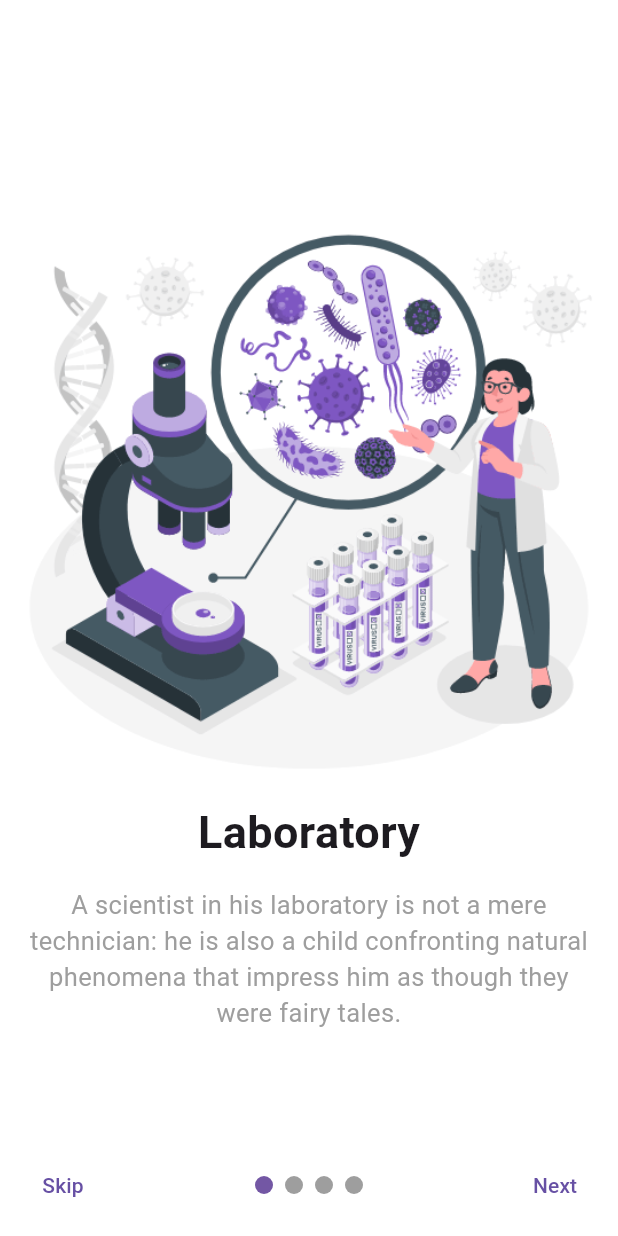
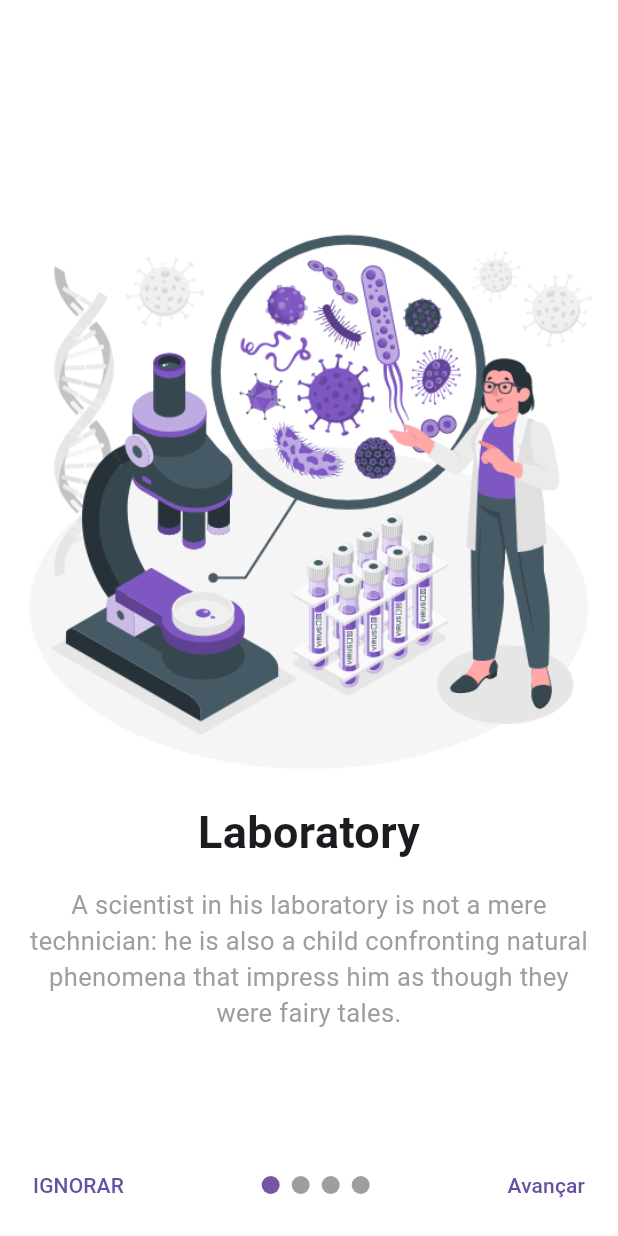
Before and after one commit to heldersantiago/pap-smart-bracelet-mobile, a Flutter app: the screen it shows after launch, on a phone screen of 412 x 824 dp. Run offline on Flutter 3.47's test engine with Material 3 defaults, Android fonts, the phone set to English and light mode, and no system bars; drawn by our look-alikes of smooth_page_indicator; our stand-ins replace shared_preferences.

Commit message:
feat: some

```diff
--- a/lib/views/screens/home_screen.dart
+++ b/lib/views/screens/home_screen.dart
@@ -1,6 +1,5 @@
 import 'package:flutter/cupertino.dart';
 import 'package:flutter/material.dart';
-import 'package:pap/views/screens/health_detail_screen.dart';
 import 'package:pap/views/screens/profile_screen.dart';
 import 'package:pap/views/widgets/color.dart';
 
@@ -30,7 +29,7 @@ class HomeScreen extends StatelessWidget {
   @override
   Widget build(BuildContext context) {
     return SingleChildScrollView(
-      padding: const EdgeInsets.only(top: 10),
+      padding: const EdgeInsets.only(top: 50),
       child: Column(
         crossAxisAlignment: CrossAxisAlignment.start,
         children: [
--- a/lib/views/screens/notifications_screen.dart
+++ b/lib/views/screens/notifications_screen.dart
@@ -21,7 +21,7 @@ class _NotificationScreenState extends State<NotificationScreen> {
   Widget build(BuildContext contiext) {
     return SingleChildScrollView(
         child: Padding(
-      padding: const EdgeInsets.only(top: 40),
+      padding: const EdgeInsets.only(top: 50),
       child: Column(
         crossAxisAlignment: CrossAxisAlignment.start,
         children: [
--- a/lib/views/screens/onboarding/onboarding_screen.dart
+++ b/lib/views/screens/onboarding/onboarding_screen.dart
@@ -1,7 +1,7 @@
 import 'package:flutter/material.dart';
 import 'package:pap/views/screens/onboarding/onboarding_items.dart';
+import 'package:pap/views/screens/welcome_screen.dart';
 import 'package:pap/views/widgets/color.dart';
-import 'package:pap/views/widgets/navbar_roots.dart';
 import 'package:smooth_page_indicator/smooth_page_indicator.dart';
 import 'package:shared_preferences/shared_preferences.dart';
 
@@ -34,7 +34,7 @@ class _OnboardingViewState extends State<OnboardingView> {
                   TextButton(
                       onPressed: () => pageController
                           .jumpToPage(controller.items.length - 1),
-                      child: const Text("Skip")),
+                      child: const Text("IGNORAR")),
 
                   //Indicator
                   SmoothPageIndicator(
@@ -55,7 +55,7 @@ class _OnboardingViewState extends State<OnboardingView> {
                       onPressed: () => pageController.nextPage(
                           duration: const Duration(milliseconds: 600),
                           curve: Curves.easeIn),
-                      child: const Text("Next")),
+                      child: const Text("Avançar")),
                 ],
               ),
       ),
@@ -110,7 +110,7 @@ class _OnboardingViewState extends State<OnboardingView> {
             // same key
             if (!mounted) return;
             Navigator.push(context,
-                MaterialPageRoute(builder: (context) => const NavbarRoots()));
+                MaterialPageRoute(builder: (context) => const WelcomeView()));
           },
           child: const Text(
             "Começar",
--- a/lib/views/screens/settings_screen.dart
+++ b/lib/views/screens/settings_screen.dart
@@ -3,7 +3,6 @@ import 'package:flutter/material.dart';
 import 'package:pap/views/screens/device_screen.dart';
 import 'package:pap/views/screens/onboarding/onboarding_screen.dart';
 import 'package:pap/views/screens/profile_screen.dart';
-import 'package:pap/views/screens/welcome_screen.dart';
 import 'package:pap/views/widgets/list_tile_settings.dart';
 
 class SettingScreen extends StatelessWidget {
@@ -13,7 +12,7 @@ class SettingScreen extends StatelessWidget {
   Widget build(BuildContext context) {
     return const SingleChildScrollView(
       child: Padding(
-        padding: EdgeInsets.only(top: 20, left: 10, right: 10),
+        padding: EdgeInsets.only(top: 50, left: 10, right: 10),
         child: Column(
           crossAxisAlignment: CrossAxisAlignment.start,
           children: [
--- a/lib/views/widgets/button_auth.dart
+++ b/lib/views/widgets/button_auth.dart
@@ -1,4 +1,5 @@
 import 'package:flutter/material.dart';
+import 'package:pap/views/widgets/color.dart';
 
 class ButtonAuth extends StatelessWidget {
   final String buttonText;
@@ -8,7 +9,7 @@ class ButtonAuth extends StatelessWidget {
   @override
   Widget build(BuildContext context) {
     return Material(
-      color: const Color(0XFF7165D6),
+      color: primaryColor,
       borderRadius: BorderRadius.circular(10),
       child: InkWell(
         onTap: () {
```
Also changed, not shown: lib/views/screens/welcome_screen.dart (+4 -3 lines).
